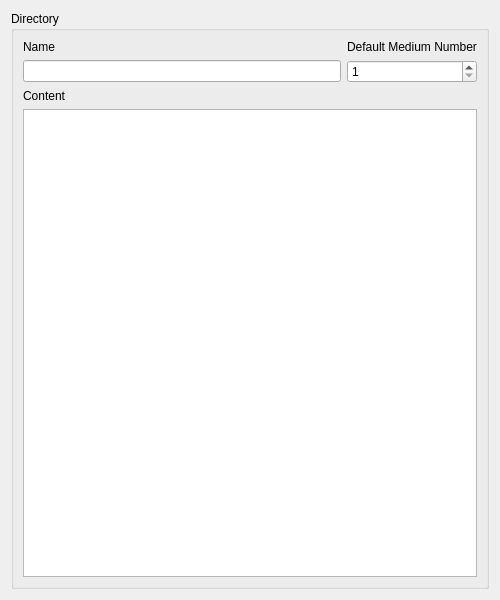
Before: the Qt Designer form lib/arinc665_qt/media/DirectoryWidget.ui in hirah2205/ARINC-665, drawn with Qt 5.
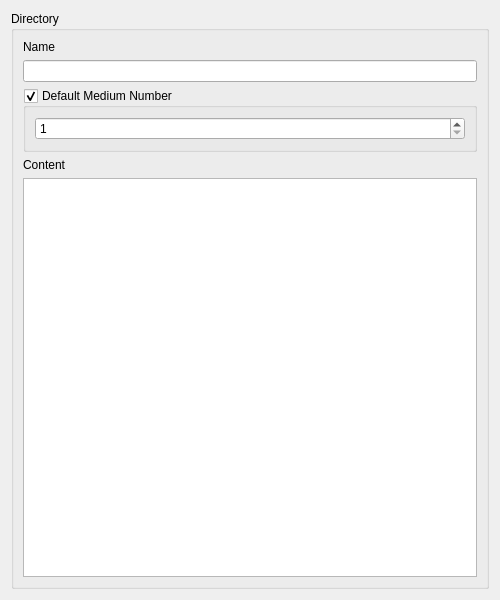
After: the same form once the commit is applied.

What changed in the file:
```diff
--- a/lib/arinc665_qt/media/DirectoryWidget.ui
+++ b/lib/arinc665_qt/media/DirectoryWidget.ui
@@ -20,8 +20,8 @@
      <property name="title">
       <string>Directory</string>
      </property>
-     <layout class="QGridLayout" name="gridLayout">
-      <item row="0" column="0">
+     <layout class="QVBoxLayout" name="verticalLayout_2">
+      <item>
        <widget class="QLabel" name="nameLabel">
         <property name="text">
          <string>Name</string>
@@ -31,17 +31,19 @@
         </property>
        </widget>
       </item>
-      <item row="1" column="0">
+      <item>
        <widget class="QLineEdit" name="nameLineEdit"/>
       </item>
-      <item row="0" column="1">
-       <widget class="QLabel" name="lblDefaultMediumNumber">
-        <property name="text">
+      <item>
+       <widget class="QGroupBox" name="defaultMediumNumberGroupBox">
+        <property name="title">
          <string>Default Medium Number</string>
         </property>
-       </widget>
-      </item>
-      <item row="1" column="1">
+        <property name="checkable">
+         <bool>true</bool>
+        </property>
+        <layout class="QHBoxLayout" name="horizontalLayout">
+         <item>
        <widget class="QSpinBox" name="defaultMediumNumber">
         <property name="minimum">
          <number>1</number>
@@ -51,7 +53,10 @@
         </property>
        </widget>
       </item>
-      <item row="2" column="0" colspan="2">
+        </layout>
+       </widget>
+      </item>
+      <item>
        <widget class="QLabel" name="lblContent">
         <property name="text">
          <string>Content</string>
@@ -61,7 +66,7 @@
         </property>
        </widget>
       </item>
-      <item row="3" column="0" colspan="2">
+      <item>
        <widget class="QTableView" name="content">
         <property name="alternatingRowColors">
          <bool>true</bool>
```
Left out of the diff: 2 changed lines with no effect on the pictures. Lines whose indentation alone changed are shown as unchanged.
